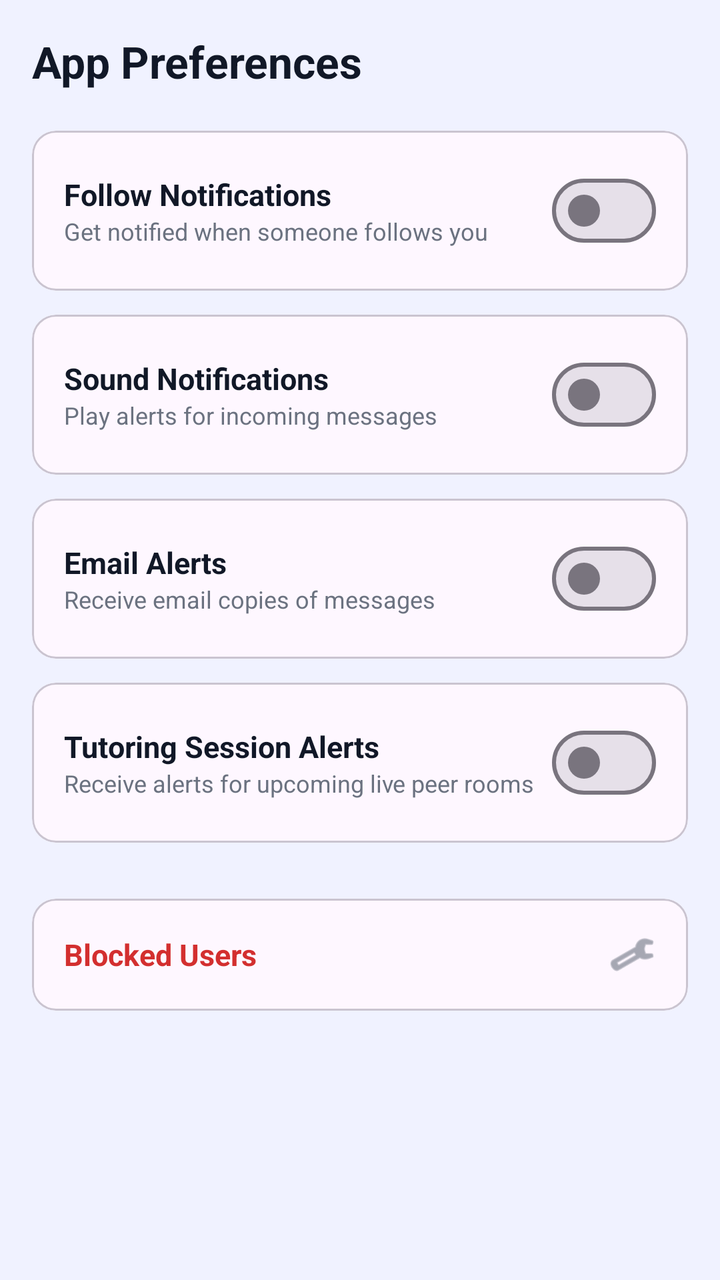
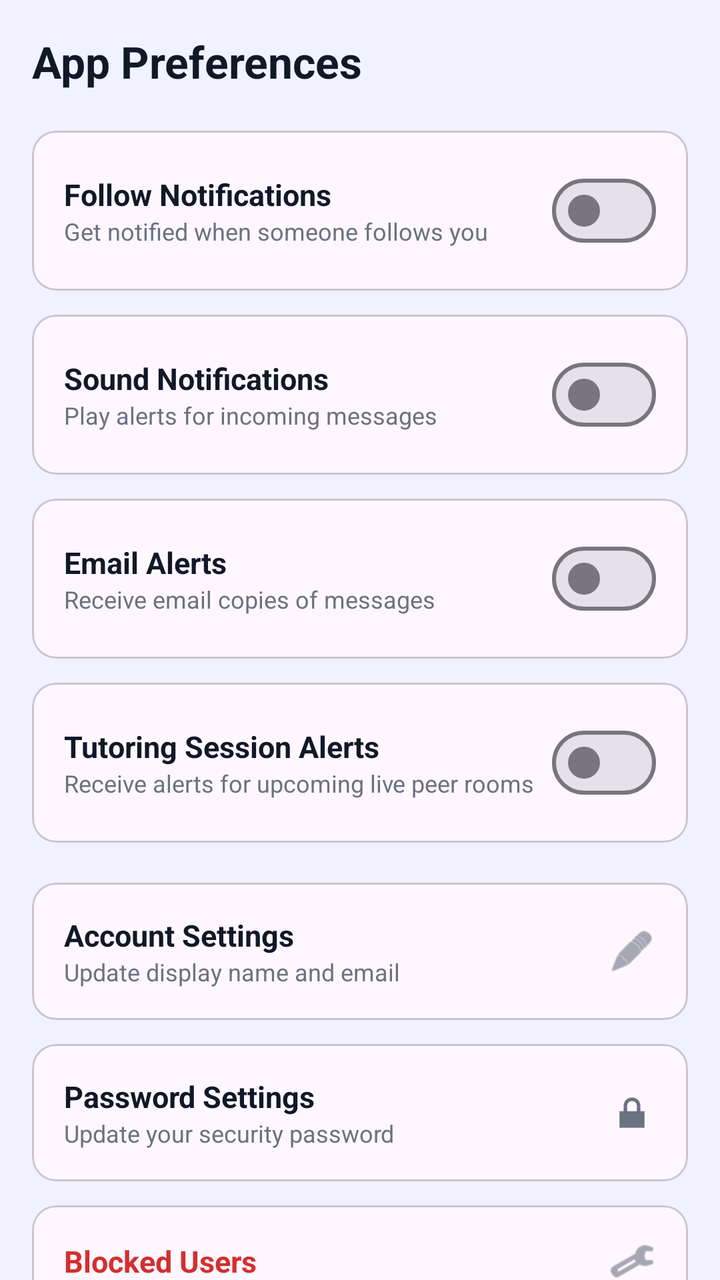

The first picture is an Android layout as it rendered before a commit; the second is the same layout after the commit. The layout source and the unified diff follow.
<!-- AndroidManifest.xml: application theme Theme.SkillSync -->
<!-- res/layout/fragment_settings.xml -->
<?xml version="1.0" encoding="utf-8"?>
<LinearLayout xmlns:android="http://schemas.android.com/apk/res/android"
    xmlns:app="http://schemas.android.com/apk/res-auto"
    android:layout_width="match_parent"
    android:layout_height="match_parent"
    android:orientation="vertical"
    android:background="@color/background"
    android:padding="16dp">

    <TextView
        android:layout_width="wrap_content"
        android:layout_height="wrap_content"
        android:text="App Preferences"
        android:textColor="@color/text_primary"
        android:textSize="22sp"
        android:textStyle="bold"
        android:layout_marginBottom="20dp"/>

    
    <com.google.android.material.card.MaterialCardView
        android:layout_width="match_parent"
        android:layout_height="wrap_content"
        android:layout_marginBottom="12dp"
        app:cardCornerRadius="12dp">
        <LinearLayout
            android:layout_width="match_parent"
            android:layout_height="wrap_content"
            android:orientation="horizontal"
            android:padding="16dp"
            android:gravity="center_vertical">
            <LinearLayout
                android:layout_width="0dp"
                android:layout_height="wrap_content"
                android:layout_weight="1"
                android:orientation="vertical">
                <TextView
                    android:layout_width="wrap_content"
                    android:layout_height="wrap_content"
                    android:text="Follow Notifications"
                    android:textColor="@color/text_primary"
                    android:textStyle="bold"
                    android:textSize="15sp"/>
                <TextView
                    android:layout_width="wrap_content"
                    android:layout_height="wrap_content"
                    android:text="Get notified when someone follows you"
                    android:textColor="@color/text_secondary"
                    android:textSize="12sp"/>
            </LinearLayout>
            <com.google.android.material.materialswitch.MaterialSwitch
                android:id="@+id/switchFollowNotif"
                android:layout_width="wrap_content"
                android:layout_height="wrap_content"/>
        </LinearLayout>
    </com.google.android.material.card.MaterialCardView>

    
    <com.google.android.material.card.MaterialCardView
        android:layout_width="match_parent"
        android:layout_height="wrap_content"
        android:layout_marginBottom="12dp"
        app:cardCornerRadius="12dp">
        <LinearLayout
            android:layout_width="match_parent"
            android:layout_height="wrap_content"
            android:orientation="horizontal"
            android:padding="16dp"
            android:gravity="center_vertical">
            <LinearLayout
                android:layout_width="0dp"
                android:layout_height="wrap_content"
                android:layout_weight="1"
                android:orientation="vertical">
                <TextView
                    android:layout_width="wrap_content"
                    android:layout_height="wrap_content"
                    android:text="Sound Notifications"
                    android:textColor="@color/text_primary"
                    android:textStyle="bold"
                    android:textSize="15sp"/>
                <TextView
                    android:layout_width="wrap_content"
                    android:layout_height="wrap_content"
                    android:text="Play alerts for incoming messages"
                    android:textColor="@color/text_secondary"
                    android:textSize="12sp"/>
            </LinearLayout>
            <com.google.android.material.materialswitch.MaterialSwitch
                android:id="@+id/switchSoundNotif"
                android:layout_width="wrap_content"
                android:layout_height="wrap_content"/>
        </LinearLayout>
    </com.google.android.material.card.MaterialCardView>

    
    <com.google.android.material.card.MaterialCardView
        android:layout_width="match_parent"
        android:layout_height="wrap_content"
        android:layout_marginBottom="12dp"
        app:cardCornerRadius="12dp">
        <LinearLayout
            android:layout_width="match_parent"
            android:layout_height="wrap_content"
            android:orientation="horizontal"
            android:padding="16dp"
            android:gravity="center_vertical">
            <LinearLayout
                android:layout_width="0dp"
                android:layout_height="wrap_content"
                android:layout_weight="1"
                android:orientation="vertical">
                <TextView
                    android:layout_width="wrap_content"
                    android:layout_height="wrap_content"
                    android:text="Email Alerts"
                    android:textColor="@color/text_primary"
                    android:textStyle="bold"
                    android:textSize="15sp"/>
                <TextView
                    android:layout_width="wrap_content"
                    android:layout_height="wrap_content"
                    android:text="Receive email copies of messages"
                    android:textColor="@color/text_secondary"
                    android:textSize="12sp"/>
            </LinearLayout>
            <com.google.android.material.materialswitch.MaterialSwitch
                android:id="@+id/switchEmailNotif"
                android:layout_width="wrap_content"
                android:layout_height="wrap_content"/>
        </LinearLayout>
    </com.google.android.material.card.MaterialCardView>

    
    <com.google.android.material.card.MaterialCardView
        android:layout_width="match_parent"
        android:layout_height="wrap_content"
        android:layout_marginBottom="12dp"
        app:cardCornerRadius="12dp">
        <LinearLayout
            android:layout_width="match_parent"
            android:layout_height="wrap_content"
            android:orientation="horizontal"
            android:padding="16dp"
            android:gravity="center_vertical">
            <LinearLayout
                android:layout_width="0dp"
                android:layout_height="wrap_content"
                android:layout_weight="1"
                android:orientation="vertical">
                <TextView
                    android:layout_width="wrap_content"
                    android:layout_height="wrap_content"
                    android:text="Tutoring Session Alerts"
                    android:textColor="@color/text_primary"
                    android:textStyle="bold"
                    android:textSize="15sp"/>
                <TextView
                    android:layout_width="wrap_content"
                    android:layout_height="wrap_content"
                    android:text="Receive alerts for upcoming live peer rooms"
                    android:textColor="@color/text_secondary"
                    android:textSize="12sp"/>
            </LinearLayout>
            <com.google.android.material.materialswitch.MaterialSwitch
                android:id="@+id/switchSessionNotif"
                android:layout_width="wrap_content"
                android:layout_height="wrap_content"/>
        </LinearLayout>
    </com.google.android.material.card.MaterialCardView>

    
    <com.google.android.material.card.MaterialCardView
        android:id="@+id/cardBlockedUsers"
        android:layout_width="match_parent"
        android:layout_height="wrap_content"
        android:layout_marginTop="16dp"
        android:layout_marginBottom="12dp"
        app:cardCornerRadius="12dp">
        <LinearLayout
            android:layout_width="match_parent"
            android:layout_height="wrap_content"
            android:orientation="horizontal"
            android:padding="16dp"
            android:gravity="center_vertical"
            android:background="?attr/selectableItemBackground">
            <TextView
                android:layout_width="0dp"
                android:layout_height="wrap_content"
                android:layout_weight="1"
                android:text="Blocked Users"
                android:textColor="@color/error"
                android:textStyle="bold"
                android:textSize="15sp"/>
            <ImageView
                android:layout_width="24dp"
                android:layout_height="24dp"
                android:src="@android:drawable/ic_menu_manage"
                app:tint="@color/text_secondary" />
        </LinearLayout>
    </com.google.android.material.card.MaterialCardView>

</LinearLayout>
<!-- resources referenced by this layout -->
<resources>
  <color name="background">#F0F2FF</color>
  <color name="error">#D32F2F</color>
  <color name="text_primary">#111827</color>
  <color name="text_secondary">#6B7280</color>
  <style name="Theme.SkillSync" parent="Theme.Material3.DayNight.NoActionBar">
          
          <item name="colorPrimary">@color/primary</item>
          <item name="colorOnPrimary">@color/white</item>
          
          <item name="colorSecondary">@color/secondary</item>
          <item name="colorOnSecondary">@color/white</item>
          
          <item name="android:statusBarColor">@color/primary</item>
          <item name="android:windowBackground">@color/background</item>
      </style>
  <color name="primary">#4F46E5</color>
  <color name="white">#FFFFFFFF</color>
  <color name="secondary">#9333EA</color>
</resources>

<!-- the commit's change to res/layout/fragment_settings.xml (unified diff, before → after) -->
@@ -1,11 +1,16 @@
 <?xml version="1.0" encoding="utf-8"?>
-<LinearLayout xmlns:android="http://schemas.android.com/apk/res/android"
+<androidx.core.widget.NestedScrollView xmlns:android="http://schemas.android.com/apk/res/android"
     xmlns:app="http://schemas.android.com/apk/res-auto"
     android:layout_width="match_parent"
     android:layout_height="match_parent"
-    android:orientation="vertical"
     android:background="@color/background"
-    android:padding="16dp">
+    android:fillViewport="true">
+
+    <LinearLayout
+        android:layout_width="match_parent"
+        android:layout_height="wrap_content"
+        android:orientation="vertical"
+        android:padding="16dp">
 
     <TextView
         android:layout_width="wrap_content"
@@ -170,10 +175,92 @@
 
     
     <com.google.android.material.card.MaterialCardView
+        android:id="@+id/cardAccountSettings"
+        android:layout_width="match_parent"
+        android:layout_height="wrap_content"
+        android:layout_marginTop="8dp"
+        android:layout_marginBottom="12dp"
+        app:cardCornerRadius="12dp">
+        <LinearLayout
+            android:layout_width="match_parent"
+            android:layout_height="wrap_content"
+            android:orientation="horizontal"
+            android:padding="16dp"
+            android:gravity="center_vertical"
+            android:background="?attr/selectableItemBackground">
+            <LinearLayout
+                android:layout_width="0dp"
+                android:layout_height="wrap_content"
+                android:layout_weight="1"
+                android:orientation="vertical">
+                <TextView
+                    android:layout_width="wrap_content"
+                    android:layout_height="wrap_content"
+                    android:text="Account Settings"
+                    android:textColor="@color/text_primary"
+                    android:textStyle="bold"
+                    android:textSize="15sp"/>
+                <TextView
+                    android:layout_width="wrap_content"
+                    android:layout_height="wrap_content"
+                    android:text="Update display name and email"
+                    android:textColor="@color/text_secondary"
+                    android:textSize="12sp"/>
+            </LinearLayout>
+            <ImageView
+                android:layout_width="24dp"
+                android:layout_height="24dp"
+                android:src="@android:drawable/ic_menu_edit"
+                app:tint="@color/text_secondary" />
+        </LinearLayout>
+    </com.google.android.material.card.MaterialCardView>
+
+    
+    <com.google.android.material.card.MaterialCardView
+        android:id="@+id/cardPasswordSettings"
+        android:layout_width="match_parent"
+        android:layout_height="wrap_content"
+        android:layout_marginBottom="12dp"
+        app:cardCornerRadius="12dp">
+        <LinearLayout
+            android:layout_width="match_parent"
+            android:layout_height="wrap_content"
+            android:orientation="horizontal"
+            android:padding="16dp"
+            android:gravity="center_vertical"
+            android:background="?attr/selectableItemBackground">
+            <LinearLayout
+                android:layout_width="0dp"
+                android:layout_height="wrap_content"
+                android:layout_weight="1"
+                android:orientation="vertical">
+                <TextView
+                    android:layout_width="wrap_content"
+                    android:layout_height="wrap_content"
+                    android:text="Password Settings"
+                    android:textColor="@color/text_primary"
+                    android:textStyle="bold"
+                    android:textSize="15sp"/>
+                <TextView
+                    android:layout_width="wrap_content"
+                    android:layout_height="wrap_content"
+                    android:text="Update your security password"
+                    android:textColor="@color/text_secondary"
+                    android:textSize="12sp"/>
+            </LinearLayout>
+            <ImageView
+                android:layout_width="24dp"
+                android:layout_height="24dp"
+                android:src="@android:drawable/ic_lock_lock"
+                app:tint="@color/text_secondary" />
+        </LinearLayout>
+    </com.google.android.material.card.MaterialCardView>
+
+    
+    <com.google.android.material.card.MaterialCardView
         android:id="@+id/cardBlockedUsers"
         android:layout_width="match_parent"
         android:layout_height="wrap_content"
-        android:layout_marginTop="16dp"
         android:layout_marginBottom="12dp"
         app:cardCornerRadius="12dp">
         <LinearLayout
@@ -199,4 +286,48 @@
         </LinearLayout>
     </com.google.android.material.card.MaterialCardView>
 
-</LinearLayout>
+    
+    <com.google.android.material.card.MaterialCardView
+        android:id="@+id/cardDeleteAccount"
+        android:layout_width="match_parent"
+        android:layout_height="wrap_content"
+        android:layout_marginTop="8dp"
+        android:layout_marginBottom="24dp"
+        app:cardCornerRadius="12dp"
+        app:cardBackgroundColor="#FEE2E2">
+        <LinearLayout
+            android:layout_width="match_parent"
+            android:layout_height="wrap_content"
+            android:orientation="horizontal"
+            android:padding="16dp"
+            android:gravity="center_vertical"
+            android:background="?attr/selectableItemBackground">
+            <LinearLayout
+                android:layout_width="0dp"
+                android:layout_height="wrap_content"
+                android:layout_weight="1"
+                android:orientation="vertical">
+                <TextView
+                    android:layout_width="wrap_content"
+                    android:layout_height="wrap_content"
+                    android:text="Delete Account Permanently"
+                    android:textColor="#EF4444"
+                    android:textStyle="bold"
+                    android:textSize="15sp"/>
+                <TextView
+                    android:layout_width="wrap_content"
+                    android:layout_height="wrap_content"
+                    android:text="Permanently remove your account and profile"
+                    android:textColor="#B91C1C"
+                    android:textSize="12sp"/>
+            </LinearLayout>
+            <ImageView
+                android:layout_width="24dp"
+                android:layout_height="24dp"
+                android:src="@android:drawable/ic_menu_delete"
+                app:tint="#EF4444" />
+        </LinearLayout>
+    </com.google.android.material.card.MaterialCardView>
+
+    </LinearLayout>
+</androidx.core.widget.NestedScrollView>
